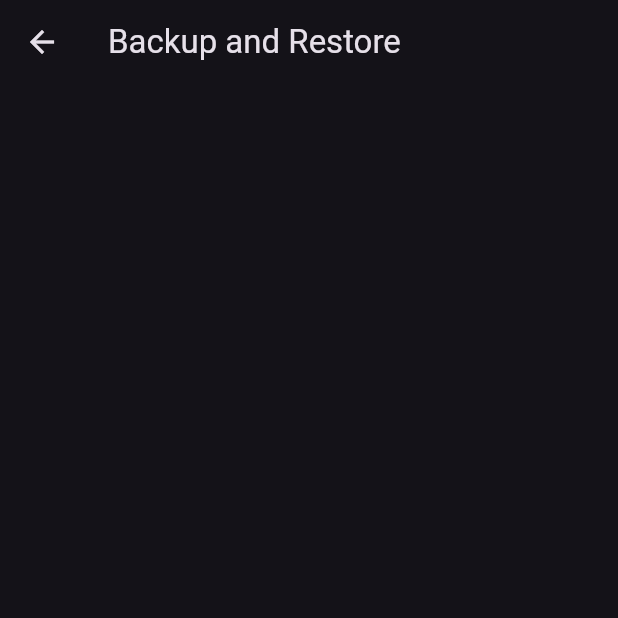
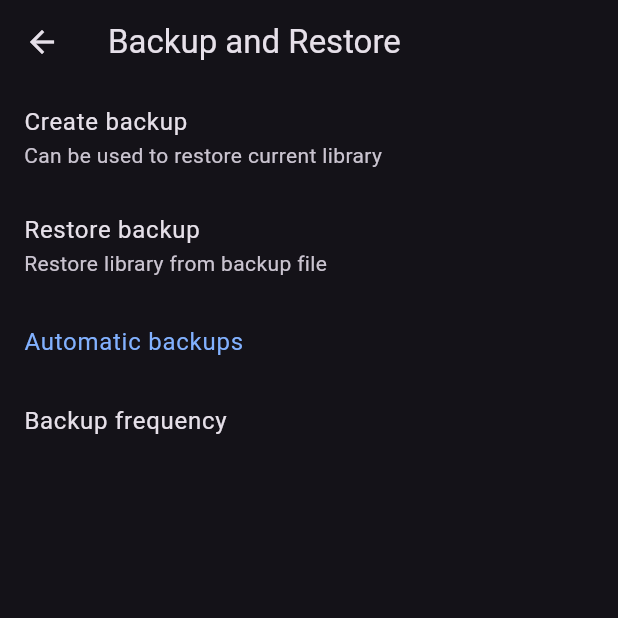
Before and after one commit to ToxiKat/Manga-Reader, a Flutter app: the screen it shows after launch, item 5 of the bottom bar chosen, after a tap on "Backup and Restore", on a phone screen of 412 x 824 dp, the top half of it. Run offline on Flutter 3.47's test engine with Material 2 defaults, Android fonts, the phone set to English and light mode, and no system bars; our stand-ins replace material_design_icons_flutter.

Commit message:
update changes

```diff
--- a/lib/main.dart
+++ b/lib/main.dart
@@ -1,4 +1,5 @@
 import 'package:flutter/material.dart';
+import 'package:material_design_icons_flutter/material_design_icons_flutter.dart';
 import 'pages/library.dart';
 import 'pages/updates.dart';
 import 'pages/history.dart';
@@ -46,46 +47,46 @@ class _MyHomePageState extends State<MyHomePage> {
   Widget build(BuildContext context) {
     return Scaffold(
       bottomNavigationBar: BottomNavigationBar(
+        backgroundColor: const Color(0xFF25282d),
         unselectedItemColor: Colors.white,
         selectedItemColor: Colors.white,
         showUnselectedLabels: true,
-        currentIndex: 2,
         items: [
-          BottomNavigationBarItem(
-            backgroundColor: Colors.grey[900],
-            icon: const Icon(
+          const BottomNavigationBarItem(
+            backgroundColor: Color(0xFF25282d),
+            icon: Icon(
               Icons.collections_bookmark_outlined,
               color: Colors.white,
             ),
             label: "Library",
           ),
           BottomNavigationBarItem(
-            backgroundColor: Colors.grey[900],
-            icon: const Icon(
-              Icons.update,
+            backgroundColor: const Color(0xFF25282d),
+            icon: Icon(
+              MdiIcons.alertDecagramOutline,
               color: Colors.white,
             ),
             label: "Updates",
           ),
-          BottomNavigationBarItem(
-            backgroundColor: Colors.grey[900],
-            icon: const Icon(
+          const BottomNavigationBarItem(
+            backgroundColor: Color(0xFF25282d),
+            icon: Icon(
               Icons.history,
               color: Colors.white,
             ),
             label: "History",
           ),
-          BottomNavigationBarItem(
-            backgroundColor: Colors.grey[900],
-            icon: const Icon(
+          const BottomNavigationBarItem(
+            backgroundColor: Color(0xFF25282d),
+            icon: Icon(
               Icons.explore_outlined,
               color: Colors.white,
             ),
             label: "Browse",
           ),
-          BottomNavigationBarItem(
-            backgroundColor: Colors.grey[900],
-            icon: const Icon(
+          const BottomNavigationBarItem(
+            backgroundColor: Color(0xFF25282d),
+            icon: Icon(
               Icons.more_horiz,
               color: Colors.white,
             ),
--- a/lib/pages/library.dart
+++ b/lib/pages/library.dart
@@ -22,16 +22,26 @@ class LlibraryPageState extends State<LibraryPage> {
             icon: const Icon(Icons.filter_list),
             onPressed: () {
               showModalBottomSheet(
+                backgroundColor: const Color(0XFF202328),
                 context: context,
                 builder: (BuildContext context) {
                   return DefaultTabController(
                     length: 3,
+                    child: Container(
+                      decoration: const BoxDecoration(
+                        borderRadius: BorderRadius.only(
+                            topLeft: Radius.circular(20.0),
+                            topRight: Radius.circular(20.0)),
+                        color: Color(0XFF202328),
+                      ),
                       child: Column(
                         children: [
                           TabBar(
                             labelColor: Colors.blueAccent[100],
+                            unselectedLabelColor: Colors.white,
                             indicatorColor: Colors.blueAccent[100],
-                          dividerColor: Colors.blueAccent[100],
+                            dividerColor: Colors.grey,
+                            indicatorSize: TabBarIndicatorSize.label,
                             tabs: const <Widget>[
                               Tab(text: "Filter"),
                               Tab(text: "Sort"),
@@ -147,13 +157,17 @@ class LlibraryPageState extends State<LibraryPage> {
                           )
                         ],
                       ),
+                    ),
                   );
                 },
               );
             },
           ),
           PopupMenuButton(
-            position: PopupMenuPosition.under,
+            icon: const Icon(Icons.more_vert, color: Colors.white),
+            color: const Color(0XFF25282F),
+            shape: RoundedRectangleBorder(
+                borderRadius: BorderRadius.circular(8.0)),
             itemBuilder: (context) {
               return [
                 PopupMenuItem(
@@ -168,7 +182,7 @@ class LlibraryPageState extends State<LibraryPage> {
             },
           ),
         ],
-        backgroundColor: Colors.grey[900],
+        backgroundColor: const Color(0xFF25282d),
       ),
       body: const Center(
         child: Column(
@@ -179,6 +193,7 @@ class LlibraryPageState extends State<LibraryPage> {
           ],
         ),
       ),
+      backgroundColor: const Color(0xFF1B1A1F),
     );
   }
 }
--- a/lib/pages/more.dart
+++ b/lib/pages/more.dart
@@ -1,6 +1,9 @@
 import 'package:flutter/material.dart';
 import 'package:url_launcher/url_launcher.dart';
 import 'package:material_design_icons_flutter/material_design_icons_flutter.dart';
+
+import '../test/book.dart';
+import '../test/books.dart';
 
 class MorePage extends StatefulWidget {
   const MorePage({super.key});
@@ -23,7 +26,7 @@ class _MorePageState extends State<MorePage> {
   @override
   Widget build(BuildContext context) {
     return Scaffold(
-      body: Column(
+      body: ListView(
         children: [
           const Divider(),
           ListTile(
@@ -140,8 +143,42 @@ class _MorePageState extends State<MorePage> {
             },
             iconColor: Colors.blueAccent[100],
           ),
+          const Divider(),
+          //---------------------------Testing start---------------------------//
+          const Divider(color: Colors.redAccent),
+          const ListTile(
+            leading: Column(),
+            title: Text("Testing"),
+            textColor: Colors.redAccent,
+          ),
+          ListTile(
+            leading: Icon(
+              MdiIcons.progressAlert,
+              color: Colors.redAccent,
+            ),
+            title: const Text("Book - static"),
+            onTap: () {
+              Navigator.push(context,
+                  MaterialPageRoute(builder: (context) => const BookPage()));
+            },
+            iconColor: Colors.blueAccent[100],
+          ),
+          ListTile(
+            leading: const Icon(
+              Icons.chrome_reader_mode_outlined,
+              color: Colors.redAccent,
+            ),
+            title: const Text("Books"),
+            onTap: () {
+              Navigator.push(context,
+                  MaterialPageRoute(builder: (context) => const BooksList()));
+            },
+          ),
+          const Divider(color: Colors.redAccent),
+          //---------------------------Testing end---------------------------//
         ],
       ),
+      backgroundColor: const Color(0xFF1B1A1F),
     );
   }
 }
@@ -250,6 +287,29 @@ class _BackupRestorePageState extends State<BackupRestorePage> {
       appBar: AppBar(
         title: const Text("Backup and Restore"),
       ),
+      body: ListView(children: [
+        ListTile(
+          title: const Text("Create backup"),
+          subtitle: const Text("Can be used to restore current library"),
+          onTap: () {},
+        ),
+        ListTile(
+          title: const Text("Restore backup"),
+          subtitle: const Text("Restore library from backup file"),
+          onTap: () {},
+        ),
+        ListTile(
+          title: Text(
+            "Automatic backups",
+            style: TextStyle(color: Colors.blueAccent[100]),
+          ),
+        ),
+        ListTile(
+          title: const Text("Backup frequency"),
+          subtitle: const Text(""),
+          onTap: () {},
+        ),
+      ]),
     );
   }
 }
--- a/lib/pages/updates.dart
+++ b/lib/pages/updates.dart
@@ -19,7 +19,7 @@ class _UpdatesPageState extends State<UpdatesPage> {
             icon: const Icon(Icons.refresh),
           )
         ],
-        backgroundColor: Colors.grey[900],
+        backgroundColor: const Color(0xFF25282d),
       ),
       body: const Center(
         child: Column(
@@ -30,6 +30,7 @@ class _UpdatesPageState extends State<UpdatesPage> {
           ],
         ),
       ),
+      backgroundColor: const Color(0xFF1B1A1F),
     );
   }
 }
```
Also changed, not shown: lib/pages/browse.dart (+6 -4 lines), lib/pages/history.dart (+35 -2 lines), pubspec.yaml (+6 -1 lines), assets/placeholder.jpg (added), pubspec.lock, 5 other files. Lines whose indentation alone changed are shown as unchanged.
